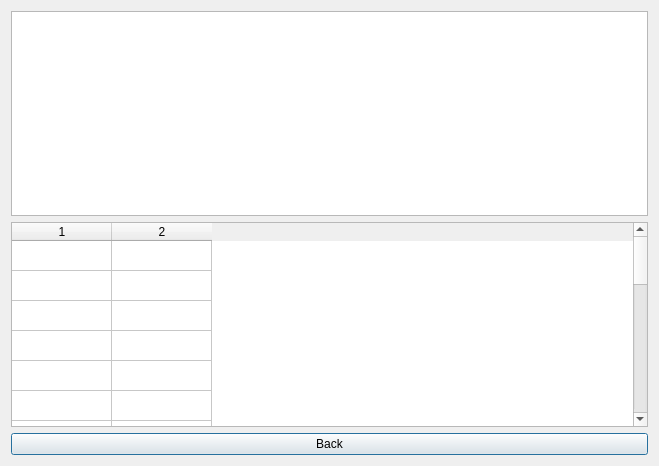
Above: BTM_Qt/calendar.ui from skandermoalla/CSE201-Top5 before the change. Below: the same form after it.
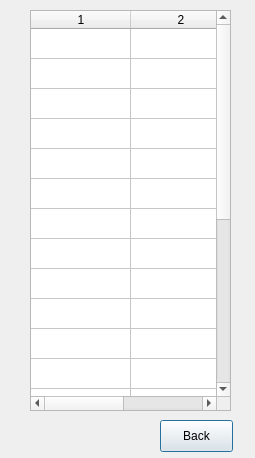
That is the form after the change.

```diff
--- a/BTM_Qt/calendar.ui
+++ b/BTM_Qt/calendar.ui
@@ -6,23 +6,35 @@
    <rect>
     <x>0</x>
     <y>0</y>
-    <width>659</width>
-    <height>466</height>
+    <width>255</width>
+    <height>458</height>
    </rect>
   </property>
   <property name="windowTitle">
    <string>Basketball Team Manager</string>
   </property>
-  <layout class="QGridLayout" name="gridLayout">
-   <item row="2" column="0">
     <widget class="QPushButton" name="pushButton">
+   <property name="geometry">
+    <rect>
+     <x>160</x>
+     <y>420</y>
+     <width>73</width>
+     <height>32</height>
+    </rect>
+   </property>
      <property name="text">
       <string>Back</string>
      </property>
     </widget>
-   </item>
-   <item row="1" column="0">
     <widget class="QTableWidget" name="tableWidget">
+   <property name="geometry">
+    <rect>
+     <x>30</x>
+     <y>10</y>
+     <width>201</width>
+     <height>401</height>
+    </rect>
+   </property>
      <property name="autoFillBackground">
       <bool>false</bool>
      </property>
@@ -72,11 +84,6 @@
      <column/>
      <column/>
     </widget>
-   </item>
-   <item row="0" column="0">
-    <widget class="QTableWidget" name="tableWidget"/>
-   </item>
-  </layout>
  </widget>
  <resources/>
  <connections/>
```
Lines whose indentation alone changed are shown as unchanged.
